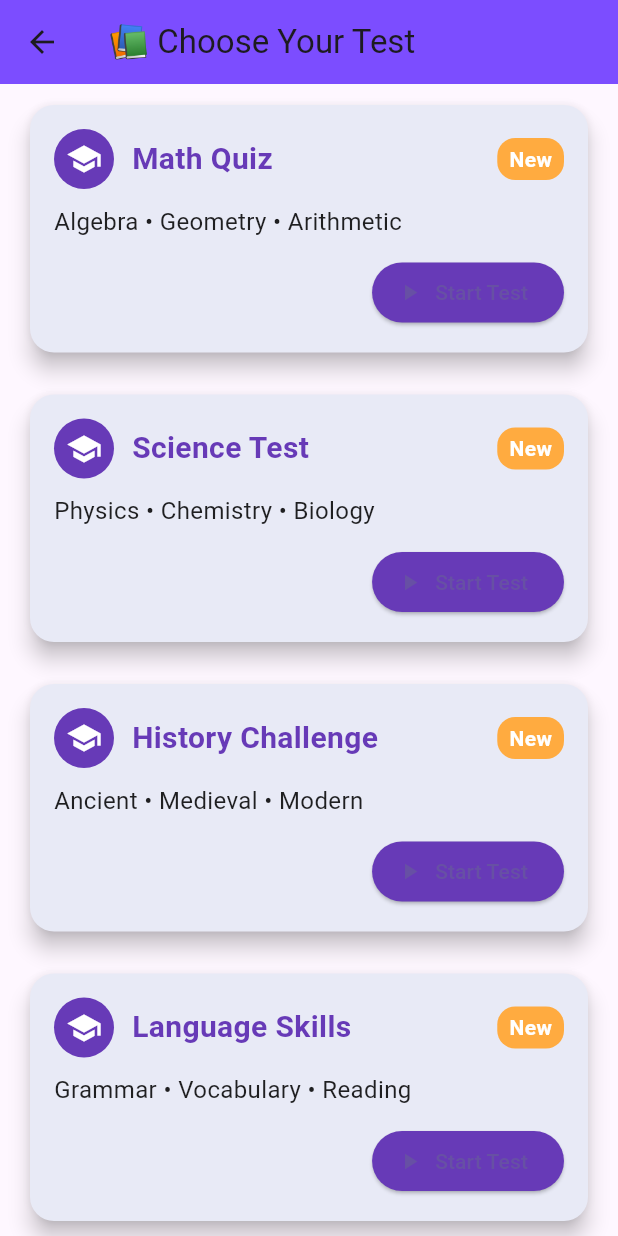
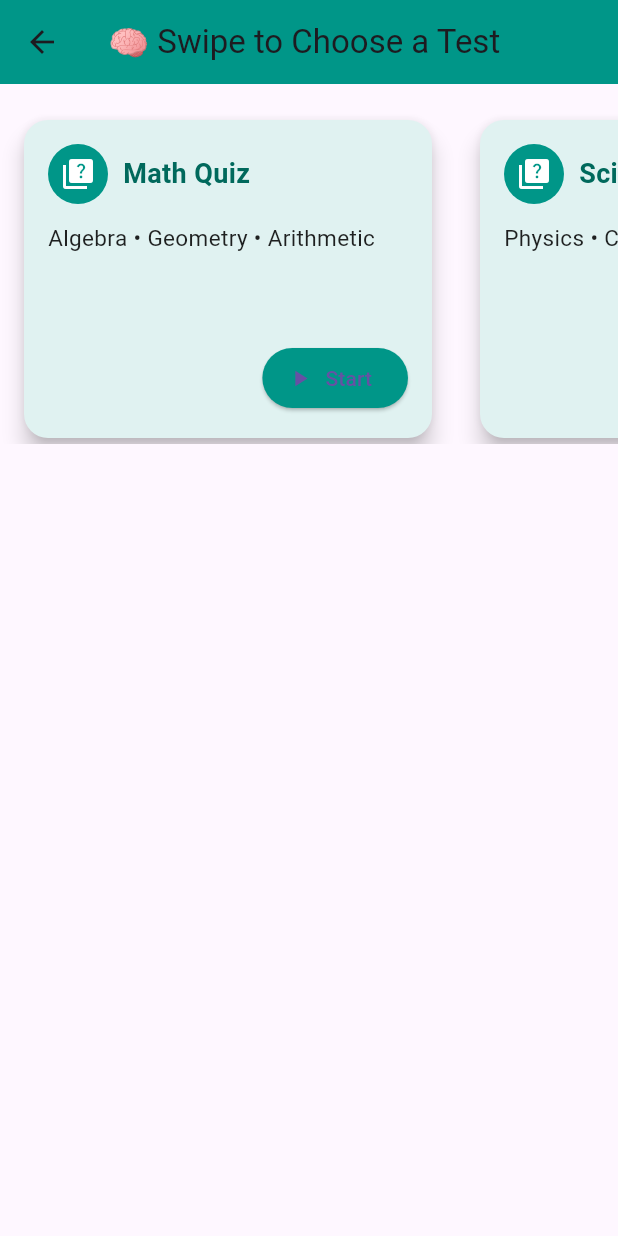
Before and after one commit to AnantKumarSingh26/SQuiz, a Flutter app: the TestScreen screen opened directly, on a phone screen of 412 x 824 dp. Run offline on Flutter 3.47's test engine with Material 3 defaults, Android fonts, the phone set to English and light mode, and no system bars; our stand-ins replace firebase_core, google_fonts, google_nav_bar; accounts and stored records are empty; generated files the repository leaves out were written again.

Commit message:
test cards

```diff
--- a/lib/screens/test_screen.dart
+++ b/lib/screens/test_screen.dart
@@ -12,19 +12,25 @@ class TestScreen extends StatelessWidget {
   Widget build(BuildContext context) {
     return Scaffold(
       appBar: AppBar(
-        title: Text('📚 Choose Your Test'),
-        backgroundColor: Colors.deepPurpleAccent,
+        title: Text('🧠 Swipe to Choose a Test'),
+        backgroundColor: Colors.teal,
       ),
-      body: ListView.builder(
+      body: Padding(
+        padding: const EdgeInsets.symmetric(vertical: 20.0),
+        child: SizedBox(
+          height: 220, // Height of the card container
+          child: ListView.builder(
+            scrollDirection: Axis.horizontal,
             itemCount: tests.length,
             itemBuilder: (context, index) {
               final test = tests[index];
               return Container(
-            margin: EdgeInsets.symmetric(horizontal: 16, vertical: 10),
+                width: 280,
+                margin: EdgeInsets.symmetric(horizontal: 12),
                 child: Card(
                   elevation: 6,
                   shape: RoundedRectangleBorder(borderRadius: BorderRadius.circular(16)),
-              color: Colors.indigo.shade50,
+                  color: Colors.teal.shade50,
                   child: Padding(
                     padding: const EdgeInsets.all(16.0),
                     child: Column(
@@ -33,49 +39,38 @@ class TestScreen extends StatelessWidget {
                         Row(
                           children: [
                             CircleAvatar(
-                          backgroundColor: Colors.deepPurple,
-                          child: Icon(Icons.school, color: Colors.white),
+                              backgroundColor: Colors.teal,
+                              child: Icon(Icons.quiz, color: Colors.white),
                             ),
-                        SizedBox(width: 12),
+                            SizedBox(width: 10),
                             Expanded(
                               child: Text(
                                 test['title']!,
                                 style: TextStyle(
-                              fontSize: 20,
+                                  fontSize: 18,
                                   fontWeight: FontWeight.bold,
-                              color: Colors.deepPurple,
+                                  color: Colors.teal.shade800,
                                 ),
-                          ),
-                        ),
-                        Container(
-                          padding: EdgeInsets.symmetric(horizontal: 8, vertical: 4),
-                          decoration: BoxDecoration(
-                            color: Colors.orangeAccent,
-                            borderRadius: BorderRadius.circular(12),
-                          ),
-                          child: Text(
-                            'New',
-                            style: TextStyle(color: Colors.white, fontWeight: FontWeight.bold),
                               ),
                             ),
                           ],
                         ),
-                    SizedBox(height: 10),
+                        SizedBox(height: 12),
                         Text(
                           test['description']!,
-                      style: TextStyle(fontSize: 16, color: Colors.black87),
+                          style: TextStyle(fontSize: 15, color: Colors.black87),
                         ),
-                    SizedBox(height: 12),
+                        Spacer(),
                         Align(
-                      alignment: Alignment.centerRight,
+                          alignment: Alignment.bottomRight,
                           child: ElevatedButton.icon(
                             onPressed: () {
                               // Navigate to test screen
                             },
                             icon: Icon(Icons.play_arrow),
-                        label: Text('Start Test'),
+                            label: Text('Start'),
                             style: ElevatedButton.styleFrom(
-                          backgroundColor: Colors.deepPurple,
+                              backgroundColor: Colors.teal,
                               shape: StadiumBorder(),
                             ),
                           ),
@@ -87,6 +82,8 @@ class TestScreen extends StatelessWidget {
               );
             },
           ),
+        ),
+      ),
     );
   }
 }
```
Lines whose indentation alone changed are shown as unchanged.
